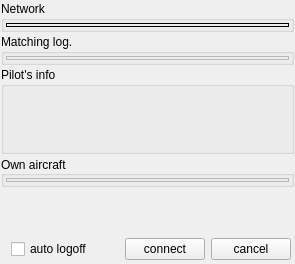
Qt form src/blackgui/components/loginadvcomponent.ui (swift-project/pilotclient) before a commit.
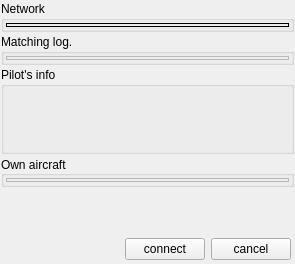
The same form after that commit. Custom widgets are drawn as their Qt base class.

Diff of the .ui file:
```diff
--- a/src/blackgui/components/loginadvcomponent.ui
+++ b/src/blackgui/components/loginadvcomponent.ui
@@ -223,16 +223,6 @@
         </property>
        </widget>
       </item>
-      <item row="1" column="0">
-       <widget class="QCheckBox" name="cb_AutoLogoff">
-        <property name="toolTip">
-         <string>automatically logoff when simulator changes or appears crashed</string>
-        </property>
-        <property name="text">
-         <string>auto logoff</string>
-        </property>
-       </widget>
-      </item>
      </layout>
     </widget>
    </item>
```
Left out of the diff: 1 changed line with no effect on the pictures.
